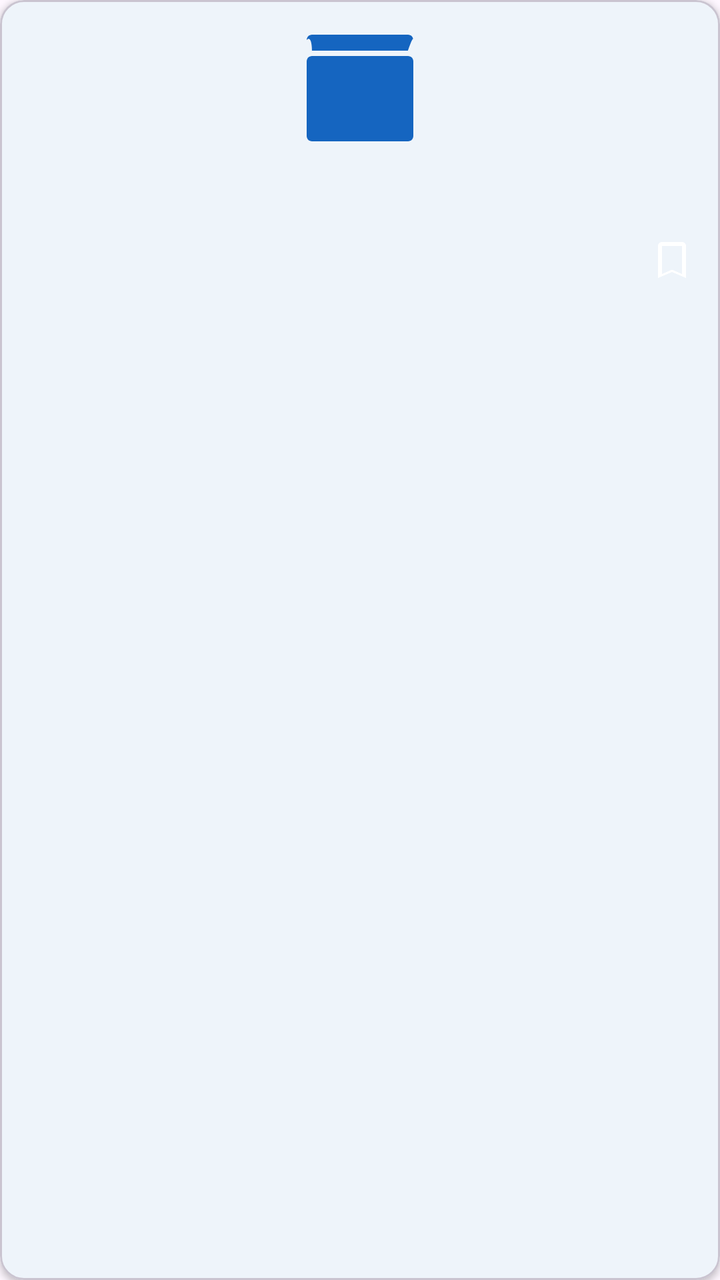
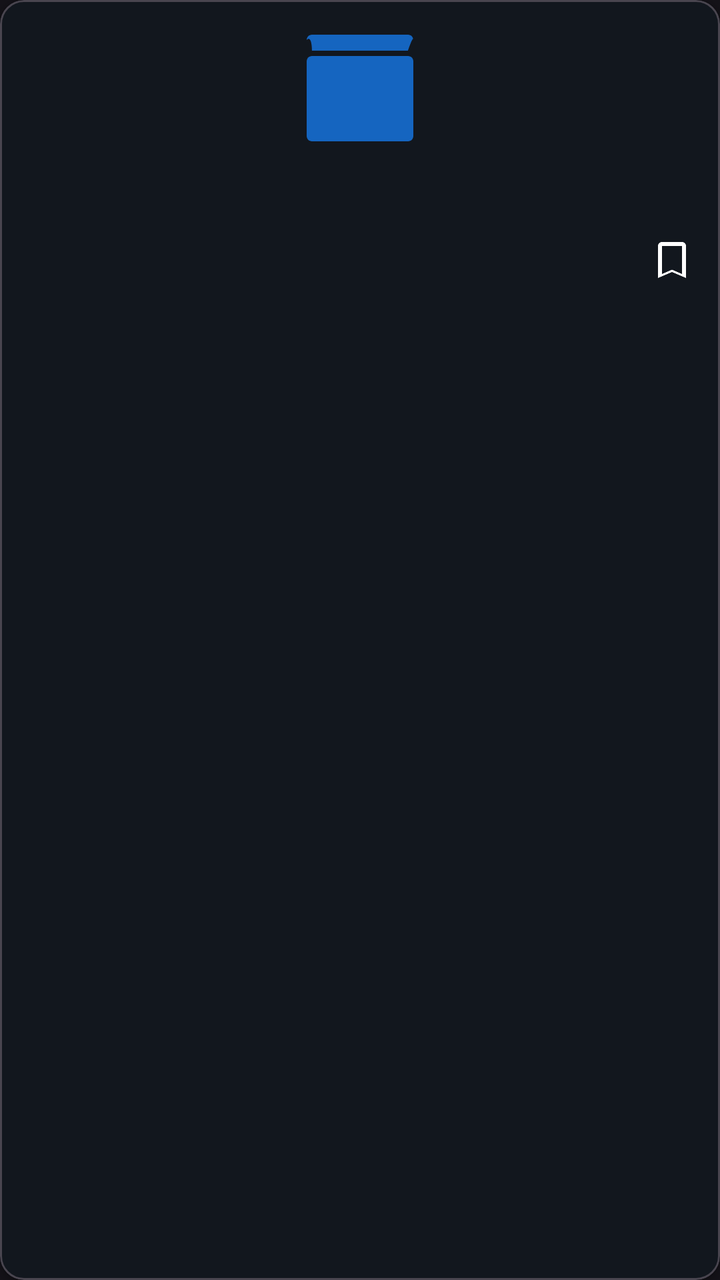

Before-and-after screenshots of an Android layout around one commit, followed by the original layout XML and the change that was made.
<!-- AndroidManifest.xml: application theme Theme.LectorMobile -->
<!-- res/layout/item_recent_book.xml -->
<?xml version="1.0" encoding="utf-8"?>
<com.google.android.material.card.MaterialCardView
    xmlns:android="http://schemas.android.com/apk/res/android"
    xmlns:app="http://schemas.android.com/apk/res-auto"
    android:layout_width="160dp"
    android:layout_height="180dp"
    android:layout_margin="8dp"
    app:cardBackgroundColor="@color/surface"
    app:cardCornerRadius="12dp"
    app:cardElevation="2dp">

    <LinearLayout
        android:layout_width="match_parent"
        android:layout_height="match_parent"
        android:orientation="vertical"
        android:padding="12dp">

        
        <ImageView
            android:layout_width="64dp"
            android:layout_height="64dp"
            android:src="@drawable/ic_book"
            android:contentDescription="@string/app_name"
            android:layout_gravity="center_horizontal"
            android:layout_marginBottom="8dp"
            android:tint="@color/primary" />

        
        <TextView
            android:id="@+id/recentBookTitle"
            android:layout_width="match_parent"
            android:layout_height="wrap_content"
            android:textColor="@color/text_primary"
            android:textSize="12sp"
            android:maxLines="2"
            android:ellipsize="end"
            android:gravity="center_horizontal" />

        
        <TextView
            android:id="@+id/recentBookCount"
            android:layout_width="match_parent"
            android:layout_height="wrap_content"
            android:textColor="@color/text_secondary"
            android:textSize="10sp"
            android:gravity="center_horizontal"
            android:layout_marginTop="4dp" />

        
        <ImageView
            android:id="@+id/recentBookBookmark"
            android:layout_width="24dp"
            android:layout_height="24dp"
            android:layout_gravity="end|top"
            android:src="@drawable/ic_bookmark_border"
            android:contentDescription="Bookmarked" />

    </LinearLayout>

</com.google.android.material.card.MaterialCardView>
<!-- resources referenced by this layout -->
<resources>
  <color name="primary">#1565C0</color>
  <color name="surface">#FFFFFF</color>
  <color name="text_primary">#212121</color>
  <color name="text_secondary">#757575</color>
  <!-- drawable ic_book (drawable) -->
  <?xml version="1.0" encoding="utf-8"?>
  <vector xmlns:android="http://schemas.android.com/apk/res/android"
      android:width="24dp"
      android:height="24dp"
      android:viewportWidth="24"
      android:viewportHeight="24">
      <path
          android:fillColor="@color/on_surface"
          android:pathData="M2,3 C2,2.45 2.45,2 3,2 L12,2 L12,5 L3,5 C3,5 3,2 2,3 Z"/>
      <path
          android:fillColor="@color/on_surface"
          android:pathData="M22,3 C22,2.45 21.55,2 21,2 L12,2 L12,5 L21,5 C21,5 22,2 22,3 Z"/>
      <path
          android:fillColor="@color/on_surface"
          android:pathData="M3,6 C2.45,6 2,6.45 2,7 L2,21 C2,21.55 2.45,22 3,22 L12,22 L12,6 Z"/>
      <path
          android:fillColor="@color/on_surface"
          android:pathData="M21,6 C21.55,6 22,6.45 22,7 L22,21 C22,21.55 21.55,22 21,22 L12,22 L12,6 Z"/>
  </vector>
  <!-- drawable ic_bookmark_border (drawable) -->
  <vector xmlns:android="http://schemas.android.com/apk/res/android"
      android:width="24dp"
      android:height="24dp"
      android:viewportWidth="24"
      android:viewportHeight="24">
      <path
          android:fillColor="@android:color/white"
          android:pathData="M17,3H7C5.9,3 5,3.9 5,5v16l7,-3 7,3V5C19,3.9 18.1,3 17,3zM17,19l-5,-2.18L7,19V5h10v14z"/>
  </vector>
  <string name="app_name">Lector</string>
  <style name="Theme.LectorMobile" parent="Theme.Material3.Light.NoActionBar">
          <item name="colorPrimary">@color/primary</item>
          <item name="colorPrimaryVariant">@color/primary_variant</item>
          <item name="colorOnPrimary">@color/white</item>
          <item name="colorSecondary">@color/accent</item>
          <item name="colorOnSecondary">@color/black</item>
          <item name="colorSurface">@color/surface</item>
          <item name="colorOnSurface">@color/on_surface</item>
          <item name="colorSurfaceVariant">@color/surface_variant</item>
          <item name="colorBackground">@color/background</item>
          <item name="colorOnBackground">@color/on_background</item>
          <item name="colorError">@color/error</item>
          <item name="colorOnError">@color/white</item>
          <item name="android:statusBarColor">?attr/colorSurface</item>
          <item name="android:navigationBarColor">?attr/colorSurface</item>
          <item name="android:windowLightStatusBar">true</item>
      </style>
  <color name="on_surface">#212121</color>
  <color name="primary_variant">#42A5F5</color>
  <color name="white">#FFFFFF</color>
  <color name="accent">#FFA726</color>
  <color name="black">#FF000000</color>
  <color name="surface_variant">#F5F5F5</color>
  <color name="background">#FFFFFF</color>
  <color name="on_background">#212121</color>
  <color name="error">#CF6679</color>
</resources>

<!-- the commit's change to res/layout/item_recent_book.xml (unified diff, before → after) -->
@@ -23,7 +23,7 @@
             android:contentDescription="@string/app_name"
             android:layout_gravity="center_horizontal"
             android:layout_marginBottom="8dp"
-            android:tint="@color/primary" />
+            app:tint="@color/primary" />
 
         
         <TextView
<!-- resource entries referenced after the edit -->
@@ -1,9 +1,9 @@
 <!-- resources referenced by this layout -->
 <resources>
   <color name="primary">#1565C0</color>
-  <color name="surface">#FFFFFF</color>
-  <color name="text_primary">#212121</color>
-  <color name="text_secondary">#757575</color>
+  <color name="surface">#121212</color>
+  <color name="text_primary">#E8E6E3</color>
+  <color name="text_secondary">#B0B0B0</color>
   <!-- drawable ic_book (drawable) -->
   <?xml version="1.0" encoding="utf-8"?>
   <vector xmlns:android="http://schemas.android.com/apk/res/android"
@@ -35,7 +35,7 @@
           android:pathData="M17,3H7C5.9,3 5,3.9 5,5v16l7,-3 7,3V5C19,3.9 18.1,3 17,3zM17,19l-5,-2.18L7,19V5h10v14z"/>
   </vector>
   <string name="app_name">Lector</string>
-  <style name="Theme.LectorMobile" parent="Theme.Material3.Light.NoActionBar">
+  <style name="Theme.LectorMobile" parent="Theme.Material3.Dark.NoActionBar">
           <item name="colorPrimary">@color/primary</item>
           <item name="colorPrimaryVariant">@color/primary_variant</item>
           <item name="colorOnPrimary">@color/white</item>
@@ -50,16 +50,16 @@
           <item name="colorOnError">@color/white</item>
           <item name="android:statusBarColor">?attr/colorSurface</item>
           <item name="android:navigationBarColor">?attr/colorSurface</item>
-          <item name="android:windowLightStatusBar">true</item>
+          <item name="android:windowLightStatusBar">false</item>
       </style>
-  <color name="on_surface">#212121</color>
+  <color name="on_surface">#E8E6E3</color>
   <color name="primary_variant">#42A5F5</color>
   <color name="white">#FFFFFF</color>
   <color name="accent">#FFA726</color>
   <color name="black">#FF000000</color>
-  <color name="surface_variant">#F5F5F5</color>
-  <color name="background">#FFFFFF</color>
-  <color name="on_background">#212121</color>
+  <color name="surface_variant">#2C2C2C</color>
+  <color name="background">#000000</color>
+  <color name="on_background">#E8E6E3</color>
   <color name="error">#CF6679</color>
 </resources>
 
